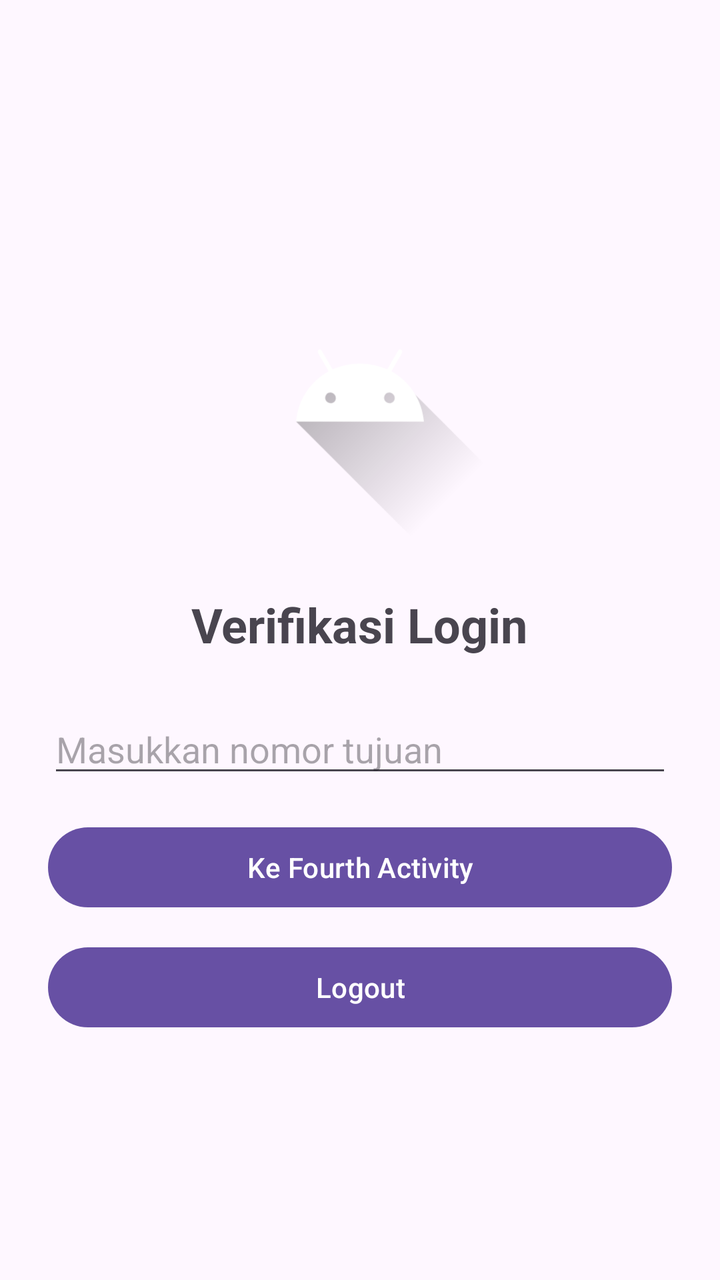
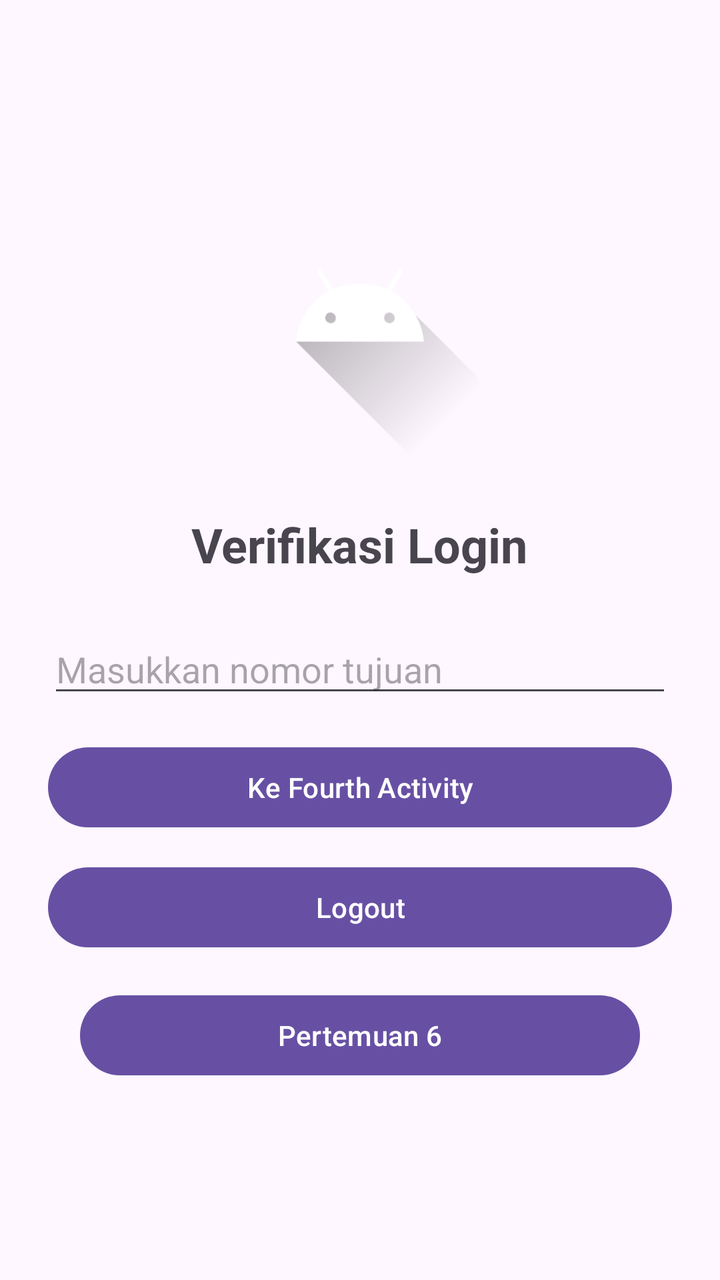

An Android layout rendered at two revisions. The XML below is the earlier revision; the diff shows what the commit changed to produce the second picture.
<!-- AndroidManifest.xml: application theme Theme.Per3Sefriansyah_3TIE -->
<!-- res/layout/activity_main.xml -->
<?xml version="1.0" encoding="utf-8"?>
<LinearLayout xmlns:android="http://schemas.android.com/apk/res/android"
    android:layout_width="match_parent"
    android:layout_height="match_parent"
    android:orientation="vertical"
    android:gravity="center"
    android:padding="24dp">

    
    <ImageView
        android:layout_width="150dp"
        android:layout_height="150dp"
        android:src="@drawable/ic_launcher_foreground"
        android:contentDescription="Logo"
        android:layout_marginBottom="24dp" />

    
    <TextView
        android:layout_width="wrap_content"
        android:layout_height="wrap_content"
        android:text="Verifikasi Login"
        android:textSize="24sp"
        android:textStyle="bold"
        android:layout_marginBottom="24dp" />

    
    <EditText
        android:id="@+id/inputNoTujuan"
        android:layout_width="match_parent"
        android:layout_height="wrap_content"
        android:hint="Masukkan nomor tujuan"
        android:inputType="phone"
        android:layout_marginBottom="16dp" />

    
    <Button
        android:id="@+id/btnToFourth"
        android:layout_width="match_parent"
        android:layout_height="wrap_content"
        android:text="Ke Fourth Activity"
        android:layout_marginBottom="12dp" />

    
    <Button
        android:id="@+id/btnLogout"
        android:layout_width="match_parent"
        android:layout_height="wrap_content"
        android:text="Logout" />

</LinearLayout>
<!-- resources referenced by this layout -->
<resources>
  <!-- drawable ic_launcher_foreground (drawable) -->
  <vector xmlns:android="http://schemas.android.com/apk/res/android"
      xmlns:aapt="http://schemas.android.com/aapt"
      android:width="108dp"
      android:height="108dp"
      android:viewportWidth="108"
      android:viewportHeight="108">
      <path android:pathData="M31,63.928c0,0 6.4,-11 12.1,-13.1c7.2,-2.6 26,-1.4 26,-1.4l38.1,38.1L107,108.928l-32,-1L31,63.928z">
          <aapt:attr name="android:fillColor">
              <gradient
                  android:endX="85.84757"
                  android:endY="92.4963"
                  android:startX="42.9492"
                  android:startY="49.59793"
                  android:type="linear">
                  <item
                      android:color="#44000000"
                      android:offset="0.0" />
                  <item
                      android:color="#00000000"
                      android:offset="1.0" />
              </gradient>
          </aapt:attr>
      </path>
      <path
          android:fillColor="#FFFFFF"
          android:fillType="nonZero"
          android:pathData="M65.3,45.828l3.8,-6.6c0.2,-0.4 0.1,-0.9 -0.3,-1.1c-0.4,-0.2 -0.9,-0.1 -1.1,0.3l-3.9,6.7c-6.3,-2.8 -13.4,-2.8 -19.7,0l-3.9,-6.7c-0.2,-0.4 -0.7,-0.5 -1.1,-0.3C38.8,38.328 38.7,38.828 38.9,39.228l3.8,6.6C36.2,49.428 31.7,56.028 31,63.928h46C76.3,56.028 71.8,49.428 65.3,45.828zM43.4,57.328c-0.8,0 -1.5,-0.5 -1.8,-1.2c-0.3,-0.7 -0.1,-1.5 0.4,-2.1c0.5,-0.5 1.4,-0.7 2.1,-0.4c0.7,0.3 1.2,1 1.2,1.8C45.3,56.528 44.5,57.328 43.4,57.328L43.4,57.328zM64.6,57.328c-0.8,0 -1.5,-0.5 -1.8,-1.2s-0.1,-1.5 0.4,-2.1c0.5,-0.5 1.4,-0.7 2.1,-0.4c0.7,0.3 1.2,1 1.2,1.8C66.5,56.528 65.6,57.328 64.6,57.328L64.6,57.328z"
          android:strokeWidth="1"
          android:strokeColor="#00000000" />
  </vector>
  <style name="Theme.Per3Sefriansyah_3TIE" parent="Base.Theme.Per3Sefriansyah_3TIE" />
  <style name="Base.Theme.Per3Sefriansyah_3TIE" parent="Theme.Material3.DayNight.NoActionBar">
          
          
      </style>
</resources>

<!-- the commit's change to res/layout/activity_main.xml (unified diff, before → after) -->
@@ -47,4 +47,13 @@
         android:layout_height="wrap_content"
         android:text="Logout" />
 
+    <Button
+        android:id="@+id/btnPertemuan6"
+        android:layout_width="match_parent"
+        android:layout_height="wrap_content"
+        android:layout_margin="16dp"
+        android:text="Pertemuan 6"
+        android:textAllCaps="false" />
+
+
 </LinearLayout>
